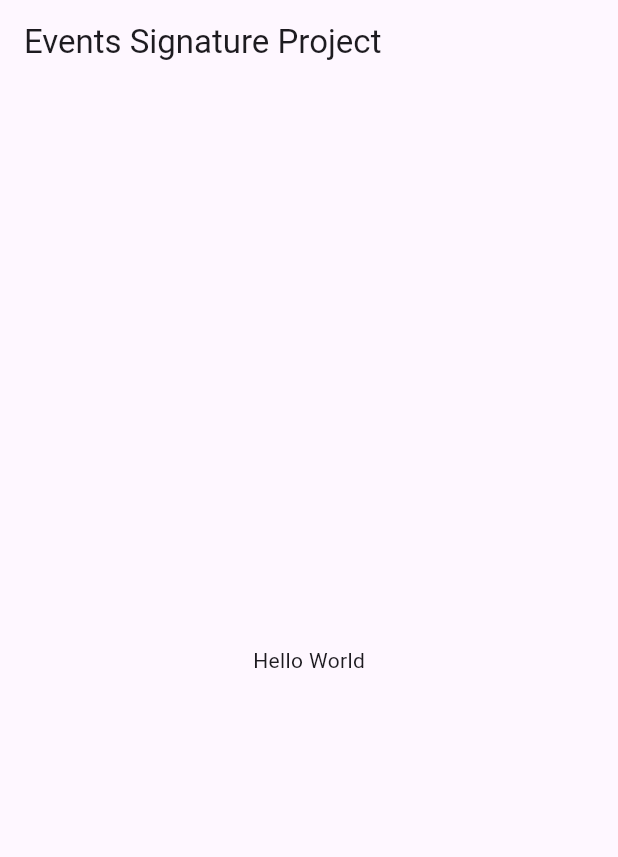
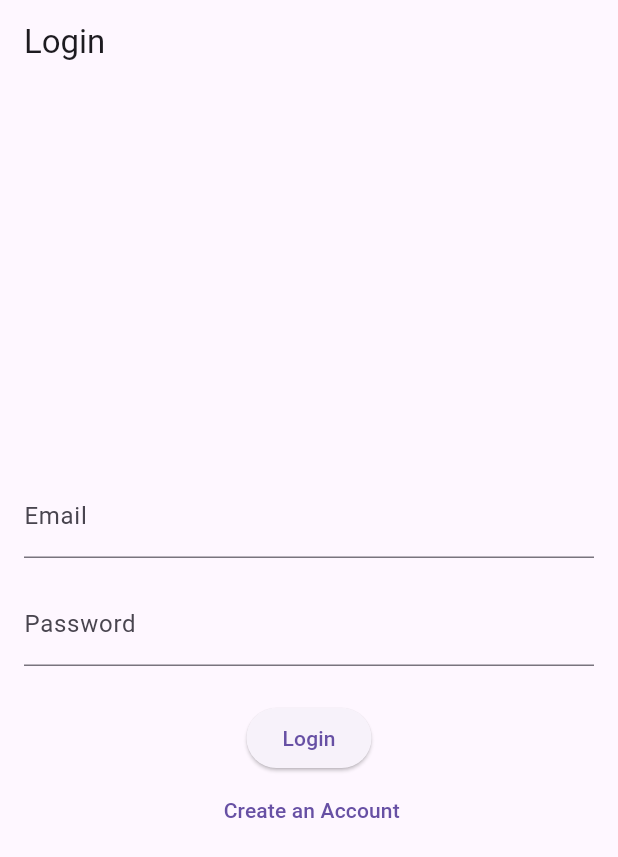
Before and after one commit to Hardeyemmy/yem-events-signature, a Flutter app: the screen it shows after launch, on a phone screen of 412 x 824 dp. Shown: the top 857 px of the screen. Run offline on Flutter 3.47's test engine with Material 3 defaults, Android fonts, the phone set to English and light mode, and no system bars; our stand-ins replace firebase_auth, firebase_core, flutter_riverpod, riverpod_annotation; accounts and stored records are empty; generated files the repository leaves out were written again.

Commit message:
Login page and registration pages done

```diff
--- a/lib/app/app.dart
+++ b/lib/app/app.dart
@@ -1,16 +1,48 @@
 import 'package:flutter/material.dart';
+import 'package:flutter_riverpod/flutter_riverpod.dart';
+import '../features/auth/presentation/Pages/login.dart';
+import '../features/auth/presentation/providers/auth_providers.dart';
 
-class MyApp extends StatelessWidget {
+class MyApp extends ConsumerWidget {
   const MyApp({super.key});
   @override
-  Widget build(BuildContext context) {
+  Widget build(BuildContext context, WidgetRef ref) {
+    final authState = ref.watch(authStateProvider);
+
     return MaterialApp(
       title: 'Events Signature Project',
       theme: ThemeData(primarySwatch: Colors.lightBlue),
-      home: Scaffold(
-        appBar: AppBar(title: const Text('Events Signature Project')),
-        body: const Center(child: Text('Hello World')),
+      home: authState.when(
+        data: (user) => user != null ? const HomePage() : const Login(),
+        error: (e, _) =>
+            Scaffold(body: Center(child: Text('An error occurred'))),
+        loading: () =>
+            Scaffold(body: Center(child: CircularProgressIndicator())),
       ),
     );
   }
 }
+
+class HomePage extends ConsumerWidget {
+  const HomePage({super.key});
+
+  @override
+  Widget build(BuildContext context, WidgetRef ref) {
+    final user = ref
+        .watch(authStateProvider)
+        .maybeWhen(data: (user) => user, orElse: () => null);
+    return Scaffold(
+      appBar: AppBar(
+        title: const Text('Home'),
+        actions: [
+          IconButton(
+            onPressed: () =>
+                ref.read(authControllerProvider.notifier).signOut(),
+            icon: Icon(Icons.logout),
+          ),
+        ],
+      ),
+      body: Center(child: Text('Logged in as: ${user?.email ?? "Unknown"}')),
+    );
+  }
+}
--- /dev/null
+++ b/lib/features/auth/presentation/Pages/login.dart
@@ -0,0 +1,100 @@
+import 'package:flutter/material.dart';
+import 'package:flutter_riverpod/flutter_riverpod.dart';
+import '../providers/auth_providers.dart';
+
+class Login extends ConsumerStatefulWidget {
+  const Login({super.key});
+
+  @override
+  ConsumerState<Login> createState() => _LoginState();
+}
+
+class _LoginState extends ConsumerState<Login> {
+  final _formkey = GlobalKey<FormState>();
+  final _emailController = TextEditingController();
+  final _passwordController = TextEditingController();
+  bool _isLogin = true;
+
+  @override
+  void dispose() {
+    _emailController.dispose();
+    _passwordController.dispose();
+    super.dispose();
+  }
+
+  Future<void> _submit() async {
+    if (_formkey.currentState!.validate()) {
+      return;
+    }
+    final authController = ref.read(authControllerProvider.notifier);
+    final email = _emailController.text.trim();
+    final password = _passwordController.text.trim();
+
+    if (_isLogin) {
+      await authController.signIn(email, password);
+    } else {
+      await authController.signUp(email, password);
+    }
+  }
+
+  @override
+  Widget build(BuildContext context) {
+    final authState = ref.watch(authControllerProvider);
+
+    ref.listen(authControllerProvider, (_, state) {
+      if (state.hasError) {
+        ScaffoldMessenger.of(
+          context,
+        ).showSnackBar(SnackBar(content: Text(state.error.toString())));
+      }
+    });
+
+    return Scaffold(
+      appBar: AppBar(title: Text(_isLogin ? 'Login' : 'Sign Up')),
+      body: Padding(
+        padding: const EdgeInsets.all(16.0),
+        child: Form(
+          key: _formkey,
+          child: Column(
+            mainAxisAlignment: MainAxisAlignment.center,
+            children: [
+              TextFormField(
+                controller: _emailController,
+                decoration: const InputDecoration(labelText: 'Email'),
+                keyboardType: TextInputType.emailAddress,
+                validator: (value) {
+                  if (value == null || value.isEmpty) {
+                    return 'Please enter your email';
+                  }
+                  return null;
+                },
+              ),
+              const SizedBox(height: 16.0),
+              TextFormField(
+                controller: _passwordController,
+                decoration: const InputDecoration(labelText: 'Password'),
+                obscureText: true,
+                validator: (val) => val!.length < 6
+                    ? 'Password must be at least 6 characters'
+                    : null,
+              ),
+              const SizedBox(height: 24.0),
+              authState.isLoading
+                  ? const CircularProgressIndicator()
+                  : ElevatedButton(
+                      onPressed: _submit,
+                      child: Text(_isLogin ? 'Login' : 'Sign Up'),
+                    ),
+              TextButton(
+                onPressed: () => setState(() => _isLogin = !_isLogin),
+                child: Text(
+                  ' ${_isLogin ? 'Create an Account' : 'Have an Account? Login'}',
+                ),
+              ),
+            ],
+          ),
+        ),
+      ),
+    );
+  }
+}
```
